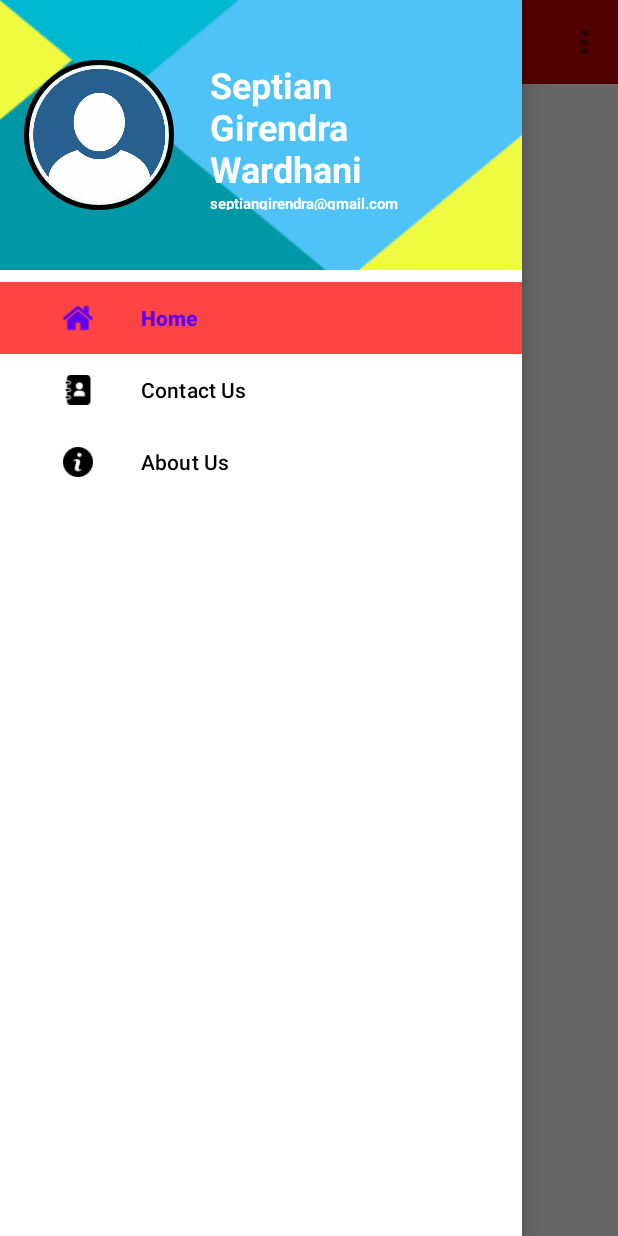
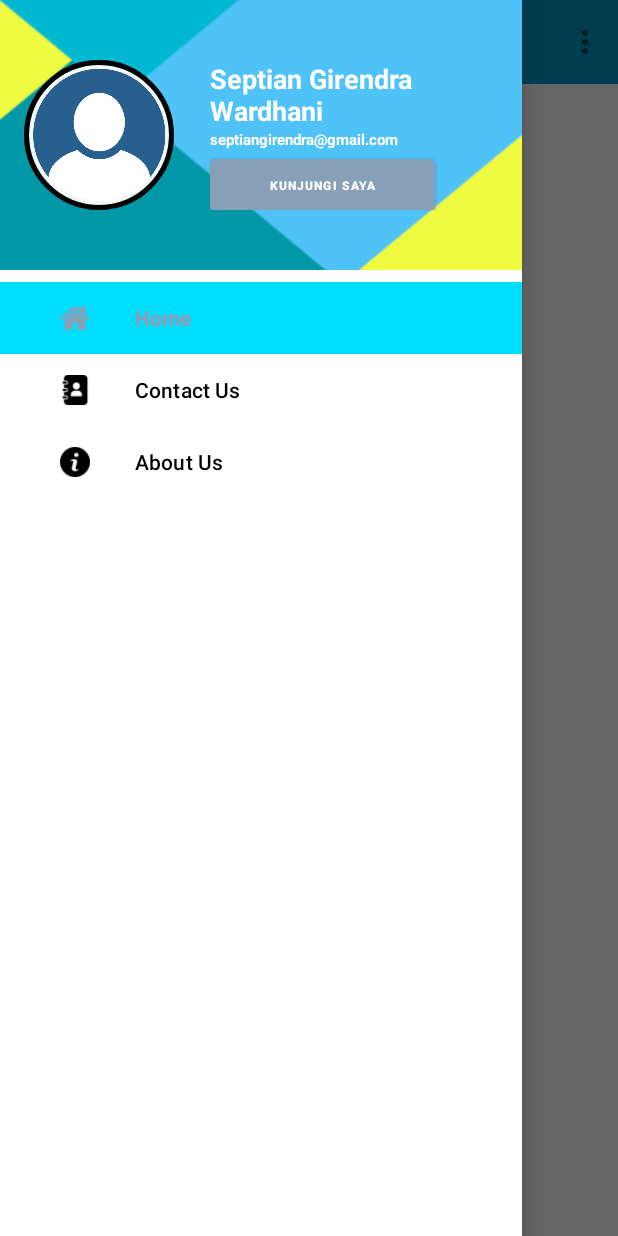
Before and after one commit to septiangirendra/project_challange, an Android app: the screen it shows after launch (MainActivity), with the side drawer open, on a phone screen of 412 x 824 dp. Run offline under Robolectric (Android 15) with nearby library versions, the phone set to English and light mode, and no system bars; our stand-ins replace CircleImageView, data binding.

Commit message:
Comit Kedua

```diff
--- a/app/src/main/java/com/septian/project004/MainActivity.java
+++ b/app/src/main/java/com/septian/project004/MainActivity.java
@@ -9,9 +9,13 @@ import androidx.fragment.app.Fragment;
 import androidx.fragment.app.FragmentManager;
 import androidx.fragment.app.FragmentTransaction;
 
+import android.content.Intent;
+import android.net.Uri;
 import android.os.Bundle;
 import android.view.Menu;
 import android.view.MenuItem;
+import android.view.View;
+import android.widget.Button;
 import android.widget.Toast;
 
 import com.google.android.material.navigation.NavigationView;
@@ -122,6 +126,26 @@ public class MainActivity extends AppCompatActivity {
                 return true;
             }
         });
+
+        // clickable pada button di custom header
+        NavigationView navigationView = findViewById(R.id.navView);
+        View headerView = getLayoutInflater().inflate(R.layout.nav_header_layout,
+                navigationView, false);
+        navigationView.addHeaderView(headerView);
+
+        Button btn_kunjungi = headerView.findViewById(R.id.btn_kunjungi);
+        btn_kunjungi.setOnClickListener(new View.OnClickListener() {
+            @Override
+            public void onClick(View view) {
+                Toast.makeText(getApplicationContext(), "Test Header Click",
+                        Toast.LENGTH_SHORT).show();
+                Intent intent = new Intent(android.content.Intent.ACTION_VIEW);
+                intent.setData(Uri.parse("https://github.com/septiangirendra"));
+                startActivity(intent);
+            }
+        });
+
+
     }
 
     private void callFragment(Fragment fragment) {
--- a/app/src/main/res/drawable/item_selected.xml
+++ b/app/src/main/res/drawable/item_selected.xml
@@ -1,5 +1,5 @@
 <?xml version="1.0" encoding="utf-8"?>
 <selector xmlns:android="http://schemas.android.com/apk/res/android">
-    <item android:drawable="@android:color/holo_red_light"
+    <item android:drawable="@android:color/holo_blue_bright"
         android:state_checked="true"/>
 </selector>
--- a/app/src/main/res/layout/activity_main.xml
+++ b/app/src/main/res/layout/activity_main.xml
@@ -19,7 +19,7 @@
                 android:id="@+id/toolbar"
                 android:layout_width="match_parent"
                 android:layout_height="wrap_content"
-                android:background="@android:color/holo_red_dark"
+                android:background="@android:color/holo_blue_dark"
                 android:minHeight="?attr/actionBarSize"
                 app:title="Simple Drawer"
                 app:titleTextColor="@color/white" />
@@ -36,14 +36,14 @@
             android:layout_width="match_parent"
             android:layout_height="match_parent"
             android:layout_gravity="start"
+            android:paddingVertical="0dp"
+            app:menu="@menu/navigation_item"
+            app:itemHorizontalPadding="40dp"
+            app:itemIconPadding="30dp"
+            app:itemIconSize="20dp"
             android:background="@color/white"
             android:fitsSystemWindows="true"
-            app:headerLayout="@layout/nav_header_layout"
-            app:itemBackground="@drawable/item_selected"
-            app:itemHorizontalPadding="42dp"
-            app:itemIconPadding="32dp"
-            app:itemIconSize="20dp"
-            app:menu="@menu/navigation_item" />
+            app:itemBackground="@drawable/item_selected" />
 
     </androidx.drawerlayout.widget.DrawerLayout>
 </layout>
--- a/app/src/main/res/layout/nav_header_layout.xml
+++ b/app/src/main/res/layout/nav_header_layout.xml
@@ -35,7 +35,7 @@
                     android:layout_height="wrap_content"
                     android:text="Septian Girendra Wardhani"
                     android:textColor="@color/white"
-                    android:textSize="24sp"
+                    android:textSize="18sp"
                     android:textStyle="bold" />
 
                 <TextView
@@ -46,6 +46,16 @@
                     android:textSize="10sp"
                     android:textStyle="bold"/>
 
+                <Button
+                    android:id="@+id/btn_kunjungi"
+                    android:layout_width="150dp"
+                    android:layout_height="48dp"
+                    android:text="Kunjungi Saya"
+                    android:textAlignment="center"
+                    android:textColor="#FFFFFF"
+                    android:textSize="8sp"
+                    android:textStyle="bold" />
+
 
             </androidx.appcompat.widget.LinearLayoutCompat>
 
--- a/app/src/main/res/values/themes.xml
+++ b/app/src/main/res/values/themes.xml
@@ -2,7 +2,7 @@
     <!-- Base application theme. -->
     <style name="Theme.Project004" parent="Theme.MaterialComponents.DayNight.NoActionBar">
         <!-- Primary brand color. -->
-        <item name="colorPrimary">@color/purple_500</item>
+        <item name="colorPrimary">#87a0b8</item>
         <item name="colorPrimaryVariant">@color/purple_700</item>
         <item name="colorOnPrimary">@color/white</item>
         <!-- Secondary brand color. -->
```
